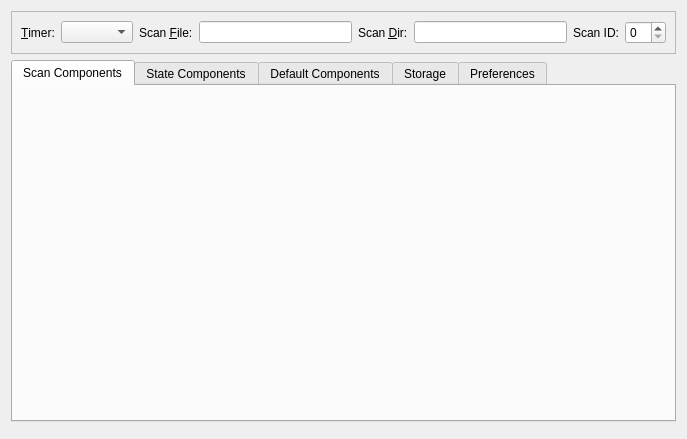
First picture: the form in nxselector/ui/selector.ui, repository nexdatas/nxselector, before the edit.
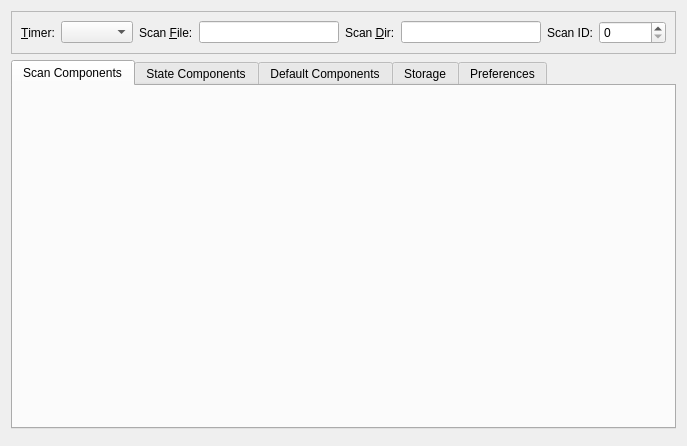
Second picture: the form after the edit.

Commit message: adding digit into ScanID

Diff of the .ui file:
```diff
--- a/nxselector/ui/selector.ui
+++ b/nxselector/ui/selector.ui
@@ -7,7 +7,7 @@
     <x>0</x>
     <y>0</y>
     <width>687</width>
-    <height>439</height>
+    <height>446</height>
    </rect>
   </property>
   <property name="windowTitle">
@@ -85,7 +85,11 @@
          </widget>
         </item>
         <item>
-         <widget class="QSpinBox" name="fileScanIDSpinBox"/>
+         <widget class="QSpinBox" name="fileScanIDSpinBox">
+          <property name="maximum">
+           <number>9999999</number>
+          </property>
+         </widget>
         </item>
        </layout>
       </item>
```
